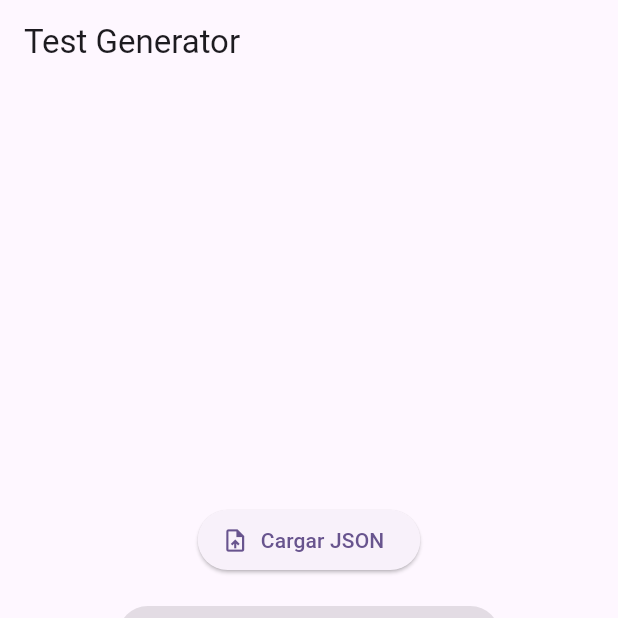
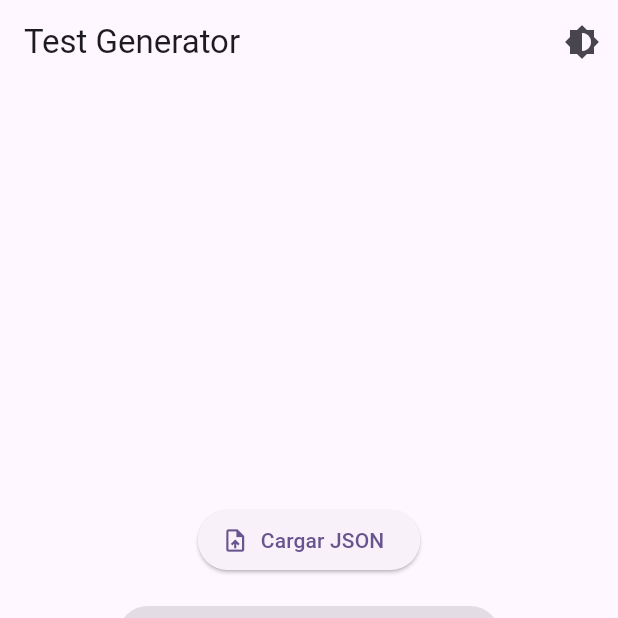
Before and after one commit to AlexMtnezFuente/test-generator, a Flutter app: the screen it shows after launch, on a phone screen of 412 x 824 dp, the top half of it. Run offline on Flutter 3.47's test engine with Material 3 defaults, Android fonts, the phone set to English and light mode, and no system bars; our stand-ins replace file_picker.

Commit message:
Added themes

```diff
--- a/lib/main.dart
+++ b/lib/main.dart
@@ -26,29 +26,77 @@ void main() {
 // ROOT WIDGET
 // -----------------------------
 
-class MyApp extends StatelessWidget {
+// -----------------------------
+// ROOT WIDGET CON TEMA DINÁMICO
+// -----------------------------
+
+class MyApp extends StatefulWidget {
   const MyApp({super.key});
+
+  @override
+  State<MyApp> createState() => _MyAppState();
+}
+
+class _MyAppState extends State<MyApp> {
+  // Modo de tema actual de la app
+  ThemeMode _themeMode = ThemeMode.system;
+
+  // Cambia el modo de tema
+  void _setThemeMode(ThemeMode mode) {
+    setState(() {
+      _themeMode = mode;
+    });
+  }
 
   @override
   Widget build(BuildContext context) {
     return MaterialApp(
       title: 'Test Generator',
       debugShowCheckedModeBanner: false,
+
+      // Tema claro
       theme: ThemeData(
         colorScheme: ColorScheme.fromSeed(seedColor: Colors.deepPurple),
         useMaterial3: true,
+        brightness: Brightness.light,
       ),
-      home: const HomePage(),
+
+      // Tema oscuro
+      darkTheme: ThemeData(
+        colorScheme: ColorScheme.fromSeed(
+          seedColor: Colors.deepPurple,
+          brightness: Brightness.dark,
+        ),
+        useMaterial3: true,
+        brightness: Brightness.dark,
+      ),
+
+      // Modo activo (claro / oscuro / sistema)
+      themeMode: _themeMode,
+
+      // Pasamos el callback a la HomePage
+      home: HomePage(
+        onThemeChanged: _setThemeMode,
+        currentThemeMode: _themeMode,
+      ),
     );
   }
 }
+
 
 // -----------------------------
 // HOME PAGE
 // -----------------------------
 
 class HomePage extends StatefulWidget {
-  const HomePage({super.key});
+  const HomePage({
+    super.key,
+    required this.onThemeChanged,
+    required this.currentThemeMode,
+  });
+
+  final void Function(ThemeMode) onThemeChanged;
+  final ThemeMode currentThemeMode;
 
   @override
   State<HomePage> createState() => _HomePageState();
@@ -192,7 +240,32 @@ class _HomePageState extends State<HomePage> {
     bool hasQuestions = _questionBank.isNotEmpty;
 
     return Scaffold(
-      appBar: AppBar(title: const Text('Test Generator')),
+      appBar: AppBar(
+        title: const Text('Test Generator'),
+        actions: <Widget>[
+          PopupMenuButton<ThemeMode>(
+            icon: const Icon(Icons.brightness_6),
+            onSelected: widget.onThemeChanged,
+            itemBuilder: (BuildContext context) => <PopupMenuEntry<ThemeMode>>[
+              CheckedPopupMenuItem(
+                value: ThemeMode.system,
+                checked: widget.currentThemeMode == ThemeMode.system,
+                child: const Text('Sistema'),
+              ),
+              CheckedPopupMenuItem(
+                value: ThemeMode.light,
+                checked: widget.currentThemeMode == ThemeMode.light,
+                child: const Text('Claro'),
+              ),
+              CheckedPopupMenuItem(
+                value: ThemeMode.dark,
+                checked: widget.currentThemeMode == ThemeMode.dark,
+                child: const Text('Oscuro'),
+              ),
+            ],
+          ),
+        ],
+      ),
       body: Center(
         child: Padding(
           padding: const EdgeInsets.all(24),
```
